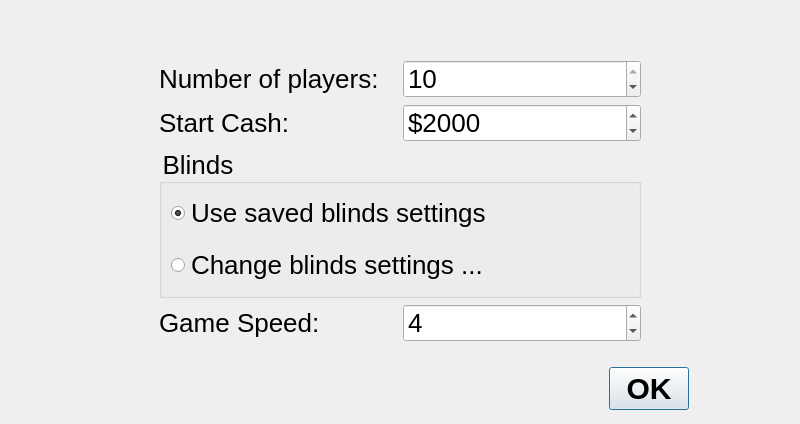
First picture: the form in src/gui/qt/gui_800x480/newgamedialog_800x480.ui, repository pokerth/pokerth, before the edit.
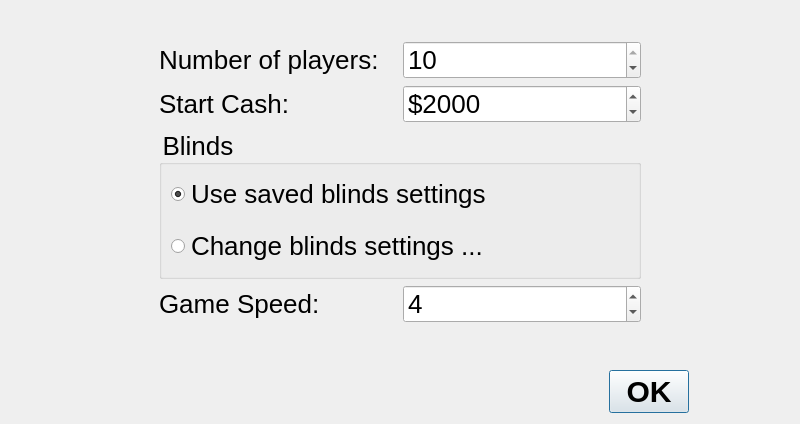
Second picture: the form after the edit.

Patch:
```diff
--- a/src/gui/qt/gui_800x480/newgamedialog_800x480.ui
+++ b/src/gui/qt/gui_800x480/newgamedialog_800x480.ui
@@ -233,6 +233,19 @@
      </item>
     </layout>
    </item>
+   <item>
+    <spacer name="verticalSpacer_3">
+     <property name="orientation">
+      <enum>Qt::Vertical</enum>
+     </property>
+     <property name="sizeHint" stdset="0">
+      <size>
+       <width>20</width>
+       <height>40</height>
+      </size>
+     </property>
+    </spacer>
+   </item>
    <item>
     <layout class="QHBoxLayout" name="horizontalLayout_5">
      <item>
```
